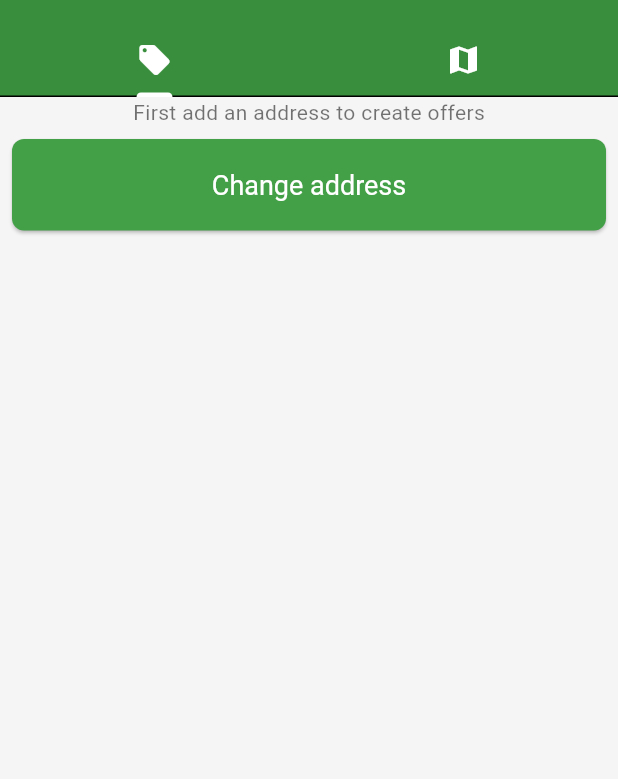
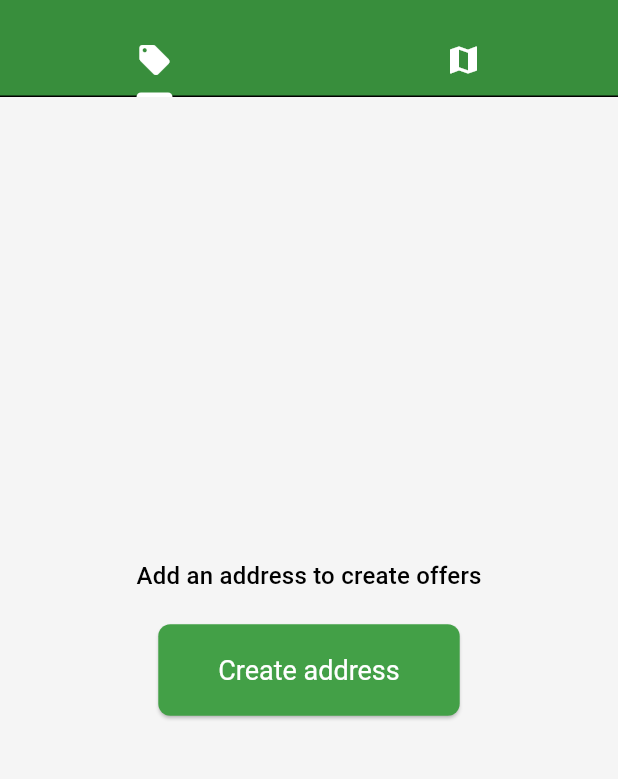
Before and after one commit to stanislav-zeman/recyclomator, a Flutter app: the screen it shows once a user with an empty profile is signed in, on a phone screen of 412 x 824 dp, the part 59-838 px from its top. Run offline on Flutter 3.47's test engine with Material 3 defaults, Android fonts, the phone set to English and light mode, and no system bars; our stand-ins replace cloud_firestore, firebase_auth, firebase_core, font_awesome_flutter, get_it, google_maps_flutter and 4 more; missing offline and left inert: firebase_ui_auth, lock_orientation_screen; accounts and stored records are empty.

Commit message:
feat: style landing page when no address exist

```diff
--- a/lib/presentation/widgets/offers/new_offer_widget.dart
+++ b/lib/presentation/widgets/offers/new_offer_widget.dart
@@ -46,14 +46,29 @@ class _NewOfferWidgetState extends State<NewOfferWidget> {
       return Center(
         child: Column(
           children: [
-            Text("First add an address to create offers"),
-            _buildButton('Change address', () {
-              Navigator.of(context).push(
-                MaterialPageRoute<void>(
-                  builder: (_) => AddressesPage(),
-                ),
-              );
-            }),
+            Spacer(),
+            Text(
+              "Add an address to create offers",
+              style: Theme.of(context).textTheme.titleMedium,
+            ),
+            SizedBox(
+              height: 20,
+            ),
+            ElevatedButton(
+              style: ElevatedButton.styleFrom(
+                padding: EdgeInsets.symmetric(vertical: 20, horizontal: 40),
+                textStyle: TextStyle(fontSize: 18),
+              ),
+              onPressed: () {
+                Navigator.of(context).push(
+                  MaterialPageRoute<void>(
+                    builder: (_) => AddressesPage(),
+                  ),
+                );
+              },
+              child: Text("Create address"),
+            ),
+            Spacer(),
           ],
         ),
       );
```
